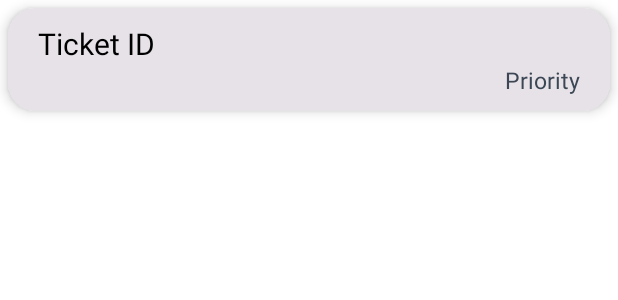
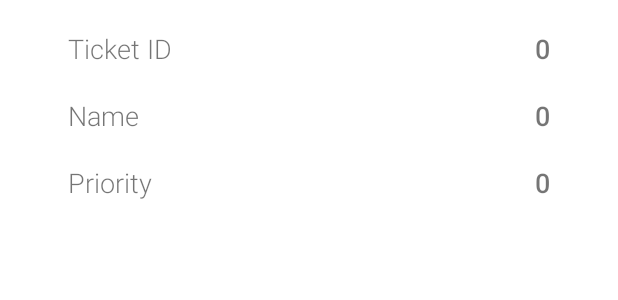
Before and after one commit to saikiaDeep/GrievifyAdmin, an Android app: the layout ticket_layout.xml on its own in the app's theme, with its tools: preview values and no code run, on a phone screen of 412 x 824 dp. Shown: the top 300 px of the screen. Run offline under Robolectric (Android 15) with nearby library versions, the phone set to English and light mode, and no system bars.

Commit message:
Ticket Layout Changed

```diff
--- a/app/src/main/java/com/example/grievifyadmin/adapters/AssignedAdapter.kt
+++ b/app/src/main/java/com/example/grievifyadmin/adapters/AssignedAdapter.kt
@@ -29,6 +29,7 @@ class AssignedAdapter(private val context: Context?,
     override fun onBindViewHolder(holder: ItemsViewHolder, position: Int) {
         holder.adapterBinding.textView2.text=ArrayList[position].ticketID
         holder.adapterBinding.textView3.text=ArrayList[position].priority
+        holder.adapterBinding.textView4.text=ArrayList[position].userName
         holder.itemView.setOnClickListener {
             val value = ArrayList[position].ticketID
             val i = Intent(context, DescriptionActivity::class.java)
--- a/app/src/main/res/layout/fragment_profile.xml
+++ b/app/src/main/res/layout/fragment_profile.xml
@@ -169,6 +169,8 @@
             android:layout_height="wrap_content"
             android:layout_marginStart="30dp"
             android:layout_marginEnd="30dp"
+            android:backgroundTint="@color/white"
+            android:textColor="@color/black"
             android:text="Edit Profile" />
         <Button
             android:id="@+id/buttonLogOut"
@@ -176,6 +178,8 @@
             android:layout_height="wrap_content"
             android:layout_marginStart="30dp"
             android:layout_marginEnd="30dp"
+            android:backgroundTint="@color/white"
+            android:textColor="@color/black"
             android:text="Log Out" />
 
 
--- a/app/src/main/res/layout/ticket_layout.xml
+++ b/app/src/main/res/layout/ticket_layout.xml
@@ -1,37 +1,105 @@
 <?xml version="1.0" encoding="utf-8"?>
 <androidx.cardview.widget.CardView xmlns:android="http://schemas.android.com/apk/res/android"
+    xmlns:app="http://schemas.android.com/apk/res-auto"
     android:layout_width="match_parent"
-    xmlns:app="http://schemas.android.com/apk/res-auto"
-    app:cardCornerRadius="18dp"
-    android:layout_margin="5dp"
-    app:cardElevation="5dp"
-    app:cardBackgroundColor="#E7E1E8"
-    android:layout_height="wrap_content">
+    android:layout_height="wrap_content"
+    android:layout_below="@+id/details"
+    android:layout_marginLeft="20dp"
+    android:layout_marginTop="10dp"
+    android:layout_marginRight="20dp"
+    android:layout_marginBottom="10dp"
+    android:elevation="10dp"
+    app:cardCornerRadius="10dp">
 
 
     <LinearLayout
+        android:orientation="vertical"
         android:layout_width="match_parent"
-        android:layout_height="match_parent"
-        android:orientation="vertical">
-
-        <TextView
-            android:id="@+id/textView2"
+        android:layout_height="wrap_content">
+        <RelativeLayout
             android:layout_width="match_parent"
             android:layout_height="wrap_content"
-            android:layout_marginStart="20dp"
+            android:layout_marginLeft="25dp"
             android:layout_marginTop="10dp"
-            android:textSize="20sp"
-            android:textColor="#000000"
-            android:text="Ticket ID" />
-        <TextView
-            android:id="@+id/textView3"
-            android:gravity="end"
-            android:layout_marginEnd="20dp"
+            android:layout_marginRight="25dp"
+            android:layout_marginBottom="10dp">
+
+            <!--Text view to display R -->
+            <TextView
+                android:layout_width="wrap_content"
+                android:layout_height="wrap_content"
+                android:fontFamily="sans-serif-light"
+                android:text="Ticket ID"
+                android:textSize="18sp" />
+
+
+            <TextView
+                android:id="@+id/textView2"
+                android:layout_width="fill_parent"
+                android:layout_height="wrap_content"
+                android:layout_alignParentRight="true"
+                android:fontFamily="sans-serif-light"
+                android:text="0"
+                android:textAlignment="textEnd"
+                android:textSize="18sp"
+                android:textStyle="bold" />
+        </RelativeLayout>
+        <RelativeLayout
             android:layout_width="match_parent"
             android:layout_height="wrap_content"
-            android:textSize="15sp"
-            android:textColor="#3B4754"
-            android:layout_marginBottom="10dp"
-            android:text="Priority" />
+            android:layout_marginLeft="25dp"
+            android:layout_marginTop="10dp"
+            android:layout_marginRight="25dp"
+            android:layout_marginBottom="10dp">
+
+            <!--Text view to display R -->
+            <TextView
+                android:layout_width="wrap_content"
+                android:layout_height="wrap_content"
+                android:fontFamily="sans-serif-light"
+                android:text="Name"
+                android:textSize="18sp" />
+
+
+            <TextView
+                android:id="@+id/textView4"
+                android:layout_width="fill_parent"
+                android:layout_height="wrap_content"
+                android:layout_alignParentRight="true"
+                android:fontFamily="sans-serif-light"
+                android:text="0"
+                android:textAlignment="textEnd"
+                android:textSize="18sp"
+                android:textStyle="bold" />
+        </RelativeLayout>
+        <RelativeLayout
+            android:layout_width="match_parent"
+            android:layout_height="wrap_content"
+            android:layout_marginLeft="25dp"
+            android:layout_marginTop="10dp"
+            android:layout_marginRight="25dp"
+            android:layout_marginBottom="10dp">
+
+            <!--Text view to display R -->
+            <TextView
+                android:layout_width="wrap_content"
+                android:layout_height="wrap_content"
+                android:fontFamily="sans-serif-light"
+                android:text="Priority"
+                android:textSize="18sp" />
+
+
+            <TextView
+                android:id="@+id/textView3"
+                android:layout_width="fill_parent"
+                android:layout_height="wrap_content"
+                android:layout_alignParentRight="true"
+                android:fontFamily="sans-serif-light"
+                android:text="0"
+                android:textAlignment="textEnd"
+                android:textSize="18sp"
+                android:textStyle="bold" />
+        </RelativeLayout>
     </LinearLayout>
+
 </androidx.cardview.widget.CardView>
```
